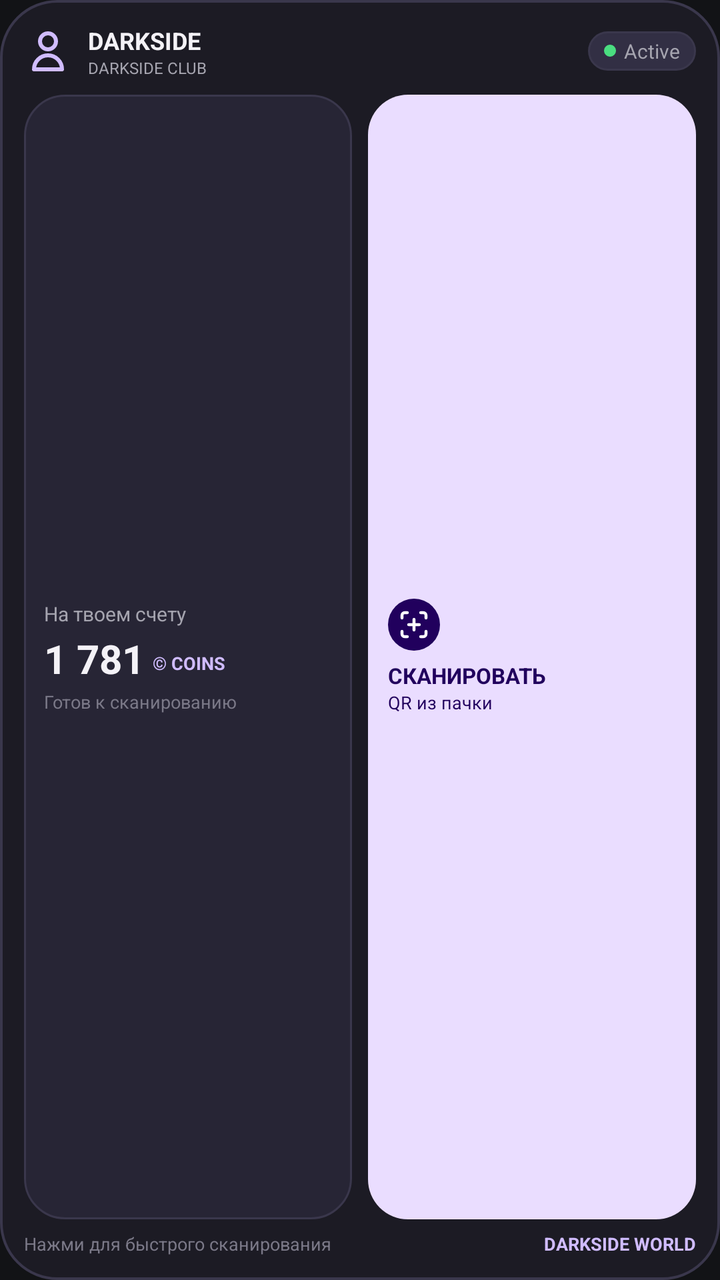
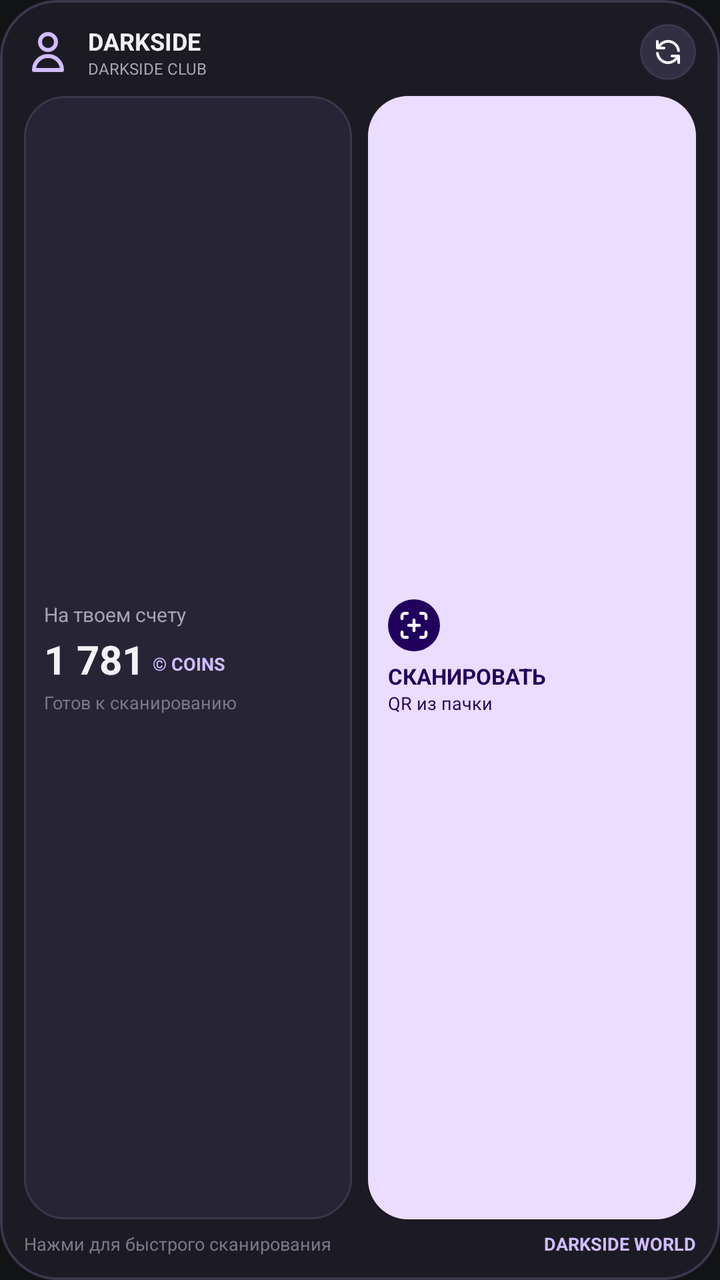

Two renders of the same Android screen: before a commit and after it. Below are the layout's source before the change and the commit's diff.
<!-- AndroidManifest.xml: application theme Theme.Darkside -->
<!-- res/layout/widget_darkside_4x2.xml -->
<?xml version="1.0" encoding="utf-8"?>
<LinearLayout xmlns:android="http://schemas.android.com/apk/res/android"
    android:id="@+id/widget_root_4x2"
    android:layout_width="match_parent"
    android:layout_height="match_parent"
    android:background="@drawable/bg_widget_container"
    android:orientation="vertical"
    android:padding="12dp">

    
    <LinearLayout
        android:layout_width="match_parent"
        android:layout_height="wrap_content"
        android:gravity="center_vertical"
        android:orientation="horizontal">

        <ImageView
            android:layout_width="24dp"
            android:layout_height="24dp"
            android:src="@drawable/ic_user"
            android:contentDescription="@string/app_name" />

        <LinearLayout
            android:layout_width="0dp"
            android:layout_height="wrap_content"
            android:layout_marginStart="8dp"
            android:layout_weight="1"
            android:orientation="vertical">

            <TextView
                android:id="@+id/widget_user_name_4x2"
                android:layout_width="wrap_content"
                android:layout_height="wrap_content"
                android:ellipsize="end"
                android:singleLine="true"
                android:text="DARKSIDE"
                android:textColor="@color/ds_text_primary"
                android:textSize="12sp"
                android:textStyle="bold" />

            <TextView
                android:layout_width="wrap_content"
                android:layout_height="wrap_content"
                android:singleLine="true"
                android:text="DARKSIDE CLUB"
                android:textColor="@color/ds_text_secondary"
                android:textSize="8sp"
                android:textAllCaps="true" />
        </LinearLayout>

        
        <LinearLayout
            android:id="@+id/widget_btn_refresh_4x2"
            android:layout_width="wrap_content"
            android:layout_height="wrap_content"
            android:background="@drawable/bg_pill_badge"
            android:gravity="center_vertical"
            android:paddingStart="8dp"
            android:paddingTop="3dp"
            android:paddingEnd="8dp"
            android:paddingBottom="3dp">

            <ImageView
                android:layout_width="6dp"
                android:layout_height="6dp"
                android:src="@drawable/bg_badge_online" />

            <TextView
                android:layout_width="wrap_content"
                android:layout_height="wrap_content"
                android:layout_marginStart="4dp"
                android:singleLine="true"
                android:text="Active"
                android:textColor="@color/ds_text_secondary"
                android:textSize="10sp" />
        </LinearLayout>
    </LinearLayout>

    
    <LinearLayout
        android:layout_width="match_parent"
        android:layout_height="0dp"
        android:layout_marginTop="8dp"
        android:layout_marginBottom="6dp"
        android:layout_weight="1"
        android:orientation="horizontal">

        
        <LinearLayout
            android:layout_width="0dp"
            android:layout_height="match_parent"
            android:layout_marginEnd="4dp"
            android:layout_weight="1"
            android:background="@drawable/bg_widget_inner_card"
            android:gravity="center_vertical"
            android:orientation="vertical"
            android:padding="10dp">

            <TextView
                android:layout_width="wrap_content"
                android:layout_height="wrap_content"
                android:singleLine="true"
                android:text="@string/balance_label"
                android:textColor="@color/ds_text_secondary"
                android:textSize="10sp" />

            <LinearLayout
                android:layout_width="wrap_content"
                android:layout_height="wrap_content"
                android:layout_marginTop="2dp"
                android:gravity="bottom"
                android:orientation="horizontal">

                <TextView
                    android:id="@+id/widget_balance_4x2"
                    android:layout_width="wrap_content"
                    android:layout_height="wrap_content"
                    android:singleLine="true"
                    android:text="1 781"
                    android:textColor="@color/ds_text_primary"
                    android:textSize="20sp"
                    android:textStyle="bold" />

                <TextView
                    android:layout_width="wrap_content"
                    android:layout_height="wrap_content"
                    android:layout_marginStart="4dp"
                    android:layout_marginBottom="2dp"
                    android:singleLine="true"
                    android:text="@string/coins_unit"
                    android:textColor="@color/ds_primary"
                    android:textSize="9sp"
                    android:textStyle="bold" />
            </LinearLayout>

            <TextView
                android:id="@+id/widget_status_sub_4x2"
                android:layout_width="wrap_content"
                android:layout_height="wrap_content"
                android:layout_marginTop="2dp"
                android:ellipsize="end"
                android:singleLine="true"
                android:text="Готов к сканированию"
                android:textColor="@color/ds_text_tertiary"
                android:textSize="9sp" />
        </LinearLayout>

        
        <LinearLayout
            android:id="@+id/widget_btn_scan_4x2"
            android:layout_width="0dp"
            android:layout_height="match_parent"
            android:layout_marginStart="4dp"
            android:layout_weight="1"
            android:background="@drawable/bg_widget_action_card"
            android:clickable="true"
            android:focusable="true"
            android:gravity="center_vertical"
            android:orientation="vertical"
            android:padding="10dp">

            <ImageView
                android:layout_width="26dp"
                android:layout_height="26dp"
                android:background="@drawable/bg_widget_circle_icon_dark"
                android:contentDescription="@string/scan_qr"
                android:padding="5dp"
                android:src="@drawable/ic_scan_qr_white" />

            <TextView
                android:layout_width="wrap_content"
                android:layout_height="wrap_content"
                android:layout_marginTop="5dp"
                android:ellipsize="none"
                android:singleLine="true"
                android:text="@string/scan_qr"
                android:textColor="@color/ds_on_primary_container"
                android:textSize="11sp"
                android:textStyle="bold" />

            <TextView
                android:layout_width="wrap_content"
                android:layout_height="wrap_content"
                android:ellipsize="none"
                android:singleLine="true"
                android:text="@string/scan_qr_subtitle"
                android:textColor="@color/ds_on_primary_container"
                android:textSize="9sp" />
        </LinearLayout>
    </LinearLayout>

    
    <LinearLayout
        android:layout_width="match_parent"
        android:layout_height="wrap_content"
        android:gravity="center_vertical"
        android:orientation="horizontal">

        <TextView
            android:id="@+id/widget_last_sync_4x2"
            android:layout_width="0dp"
            android:layout_height="wrap_content"
            android:layout_weight="1"
            android:ellipsize="end"
            android:singleLine="true"
            android:text="Нажми для быстрого сканирования"
            android:textColor="@color/ds_text_tertiary"
            android:textSize="9sp" />

        <TextView
            android:layout_width="wrap_content"
            android:layout_height="wrap_content"
            android:singleLine="true"
            android:text="DARKSIDE WORLD"
            android:textColor="@color/ds_primary"
            android:textSize="9sp"
            android:textStyle="bold" />
    </LinearLayout>

</LinearLayout>
<!-- resources referenced by this layout -->
<resources>
  <color name="ds_on_primary_container">#21005D</color>
  <color name="ds_primary">#D0BCFF</color>
  <color name="ds_text_primary">#F4F2F7</color>
  <color name="ds_text_secondary">#A5A4AF</color>
  <color name="ds_text_tertiary">#7B7988</color>
  <!-- drawable bg_badge_online (drawable) -->
  <?xml version="1.0" encoding="utf-8"?>
  <shape xmlns:android="http://schemas.android.com/apk/res/android"
      android:shape="oval">
      <solid android:color="@color/ds_online" />
      <size
          android:width="6dp"
          android:height="6dp" />
  </shape>
  <!-- drawable bg_pill_badge (drawable) -->
  <?xml version="1.0" encoding="utf-8"?>
  <shape xmlns:android="http://schemas.android.com/apk/res/android"
      android:shape="rectangle">
      <corners android:radius="100dp" />
      <solid android:color="@color/ds_surface_container" />
      <stroke
          android:width="1dp"
          android:color="@color/ds_stroke" />
  </shape>
  <!-- drawable bg_widget_action_card (drawable) -->
  <?xml version="1.0" encoding="utf-8"?>
  <ripple xmlns:android="http://schemas.android.com/apk/res/android"
      android:color="@color/ds_primary">
      <item>
          <shape android:shape="rectangle">
              <corners android:radius="20dp" />
              <solid android:color="@color/ds_primary_container" />
          </shape>
      </item>
  </ripple>
  <!-- drawable bg_widget_circle_icon_dark (drawable) -->
  <?xml version="1.0" encoding="utf-8"?>
  <shape xmlns:android="http://schemas.android.com/apk/res/android"
      android:shape="oval">
      <solid android:color="@color/ds_on_primary_container" />
  </shape>
  <!-- drawable bg_widget_container (drawable) -->
  <?xml version="1.0" encoding="utf-8"?>
  <shape xmlns:android="http://schemas.android.com/apk/res/android"
      android:shape="rectangle">
      <corners android:radius="28dp" />
      <solid android:color="@color/ds_surface" />
      <stroke
          android:width="1.2dp"
          android:color="@color/ds_stroke" />
  </shape>
  <!-- drawable bg_widget_inner_card (drawable) -->
  <?xml version="1.0" encoding="utf-8"?>
  <shape xmlns:android="http://schemas.android.com/apk/res/android"
      android:shape="rectangle">
      <corners android:radius="20dp" />
      <solid android:color="@color/ds_surface_variant" />
      <stroke
          android:width="1dp"
          android:color="@color/ds_stroke" />
  </shape>
  <!-- drawable ic_user (drawable) -->
  <vector xmlns:android="http://schemas.android.com/apk/res/android"
      android:width="24dp"
      android:height="24dp"
      android:viewportWidth="24"
      android:viewportHeight="24">
      <path
          android:strokeColor="#D0BCFF"
          android:strokeWidth="2"
          android:strokeLineCap="round"
          android:strokeLineJoin="round"
          android:pathData="M16,7a4,4 0 1,1 -8,0 4,4 0 0,1 8,0zM12,14a7,7 0 0,0 -7,7h14a7,7 0 0,0 -7,-7z" />
  </vector>
  <string name="app_name">Darkside</string>
  <string name="balance_label">На твоем счету</string>
  <string name="coins_unit">© COINS</string>
  <string name="scan_qr">СКАНИРОВАТЬ</string>
  <string name="scan_qr_subtitle">QR из пачки</string>
  <color name="ds_online">#4ADE80</color>
  <color name="ds_surface_container">#322F44</color>
  <color name="ds_stroke">#3A374C</color>
  <color name="ds_primary_container">#EADDFF</color>
  <color name="ds_surface">#1C1B24</color>
  <color name="ds_surface_variant">#272535</color>
  <color name="ds_background">#121316</color>
  <color name="ds_on_primary">#381E72</color>
  <!-- unchanged entries left out for length: 2 -->
</resources>

<!-- the commit's change to res/layout/widget_darkside_4x2.xml (unified diff, before → after) -->
@@ -49,31 +49,14 @@
         </LinearLayout>
 
         
-        <LinearLayout
+        <ImageView
             android:id="@+id/widget_btn_refresh_4x2"
-            android:layout_width="wrap_content"
-            android:layout_height="wrap_content"
+            android:layout_width="28dp"
+            android:layout_height="28dp"
             android:background="@drawable/bg_pill_badge"
-            android:gravity="center_vertical"
-            android:paddingStart="8dp"
-            android:paddingTop="3dp"
-            android:paddingEnd="8dp"
-            android:paddingBottom="3dp">
-
-            <ImageView
-                android:layout_width="6dp"
-                android:layout_height="6dp"
-                android:src="@drawable/bg_badge_online" />
-
-            <TextView
-                android:layout_width="wrap_content"
-                android:layout_height="wrap_content"
-                android:layout_marginStart="4dp"
-                android:singleLine="true"
-                android:text="Active"
-                android:textColor="@color/ds_text_secondary"
-                android:textSize="10sp" />
-        </LinearLayout>
+            android:contentDescription="@string/refresh_btn"
+            android:padding="6dp"
+            android:src="@drawable/ic_refresh" />
     </LinearLayout>
 
     
<!-- resource entries referenced after the edit -->
@@ -5,15 +5,6 @@
   <color name="ds_text_primary">#F4F2F7</color>
   <color name="ds_text_secondary">#A5A4AF</color>
   <color name="ds_text_tertiary">#7B7988</color>
-  <!-- drawable bg_badge_online (drawable) -->
-  <?xml version="1.0" encoding="utf-8"?>
-  <shape xmlns:android="http://schemas.android.com/apk/res/android"
-      android:shape="oval">
-      <solid android:color="@color/ds_online" />
-      <size
-          android:width="6dp"
-          android:height="6dp" />
-  </shape>
   <!-- drawable bg_pill_badge (drawable) -->
   <?xml version="1.0" encoding="utf-8"?>
   <shape xmlns:android="http://schemas.android.com/apk/res/android"
@@ -61,6 +52,19 @@
           android:width="1dp"
           android:color="@color/ds_stroke" />
   </shape>
+  <!-- drawable ic_refresh (drawable) -->
+  <vector xmlns:android="http://schemas.android.com/apk/res/android"
+      android:width="24dp"
+      android:height="24dp"
+      android:viewportWidth="24"
+      android:viewportHeight="24">
+      <path
+          android:strokeColor="#FFFFFF"
+          android:strokeWidth="2"
+          android:strokeLineCap="round"
+          android:strokeLineJoin="round"
+          android:pathData="M4,4v5h.582m15.356,2A8.001,8.001 0 0,0 4.582,9m0,0H9m11,11v-5h-.581m0,0a8.003,8.003 0 0,1 -15.357,-2m15.357,2H15" />
+  </vector>
   <!-- drawable ic_user (drawable) -->
   <vector xmlns:android="http://schemas.android.com/apk/res/android"
       android:width="24dp"
@@ -77,9 +81,9 @@
   <string name="app_name">Darkside</string>
   <string name="balance_label">На твоем счету</string>
   <string name="coins_unit">© COINS</string>
+  <string name="refresh_btn">Обновить баланс</string>
   <string name="scan_qr">СКАНИРОВАТЬ</string>
   <string name="scan_qr_subtitle">QR из пачки</string>
-  <color name="ds_online">#4ADE80</color>
   <color name="ds_surface_container">#322F44</color>
   <color name="ds_stroke">#3A374C</color>
   <color name="ds_primary_container">#EADDFF</color>
